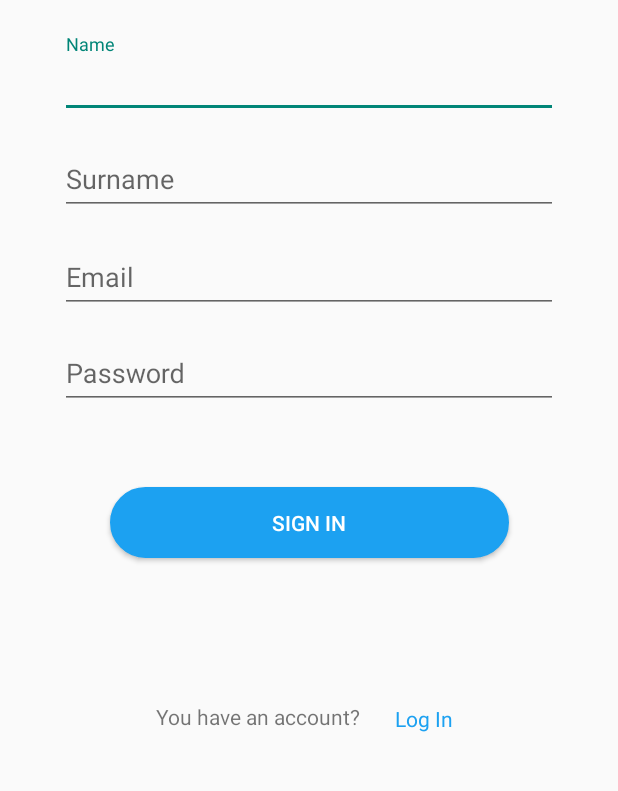
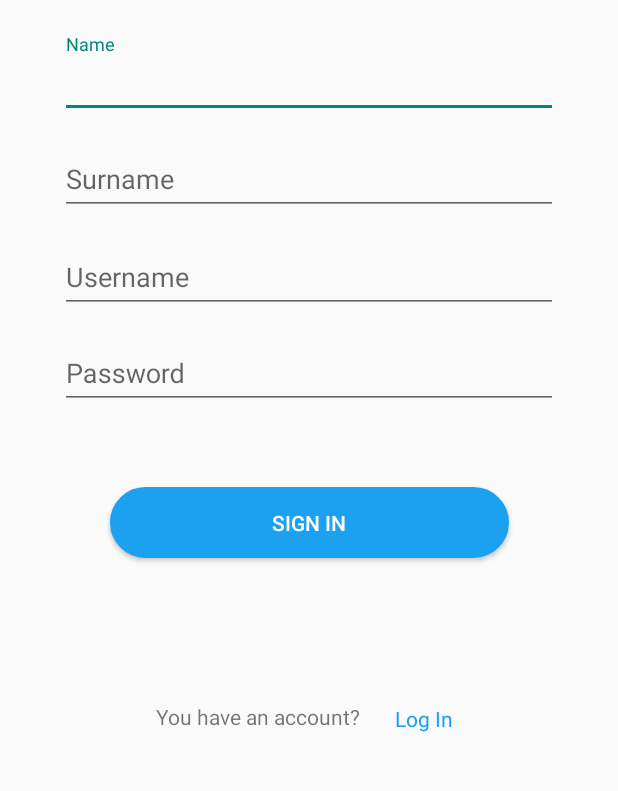
Before and after one commit to mistermboy/Miwtter, an Android app: the SignUpActivity screen opened directly, with no data from a screen before it, on a phone screen of 412 x 824 dp, the part 343-1134 px from its top. Run offline under Robolectric (Android 15) with nearby library versions, the phone set to English and light mode, and no system bars; libraries missing offline, so code that uses them is left out: es.uniovi.miw.

```diff
--- a/src/miwtter-client-android/app/src/main/AndroidManifest.xml
+++ b/src/miwtter-client-android/app/src/main/AndroidManifest.xml
@@ -1,6 +1,8 @@
 <?xml version="1.0" encoding="utf-8"?>
 <manifest xmlns:android="http://schemas.android.com/apk/res/android"
     package="com.example.miwtter">
+
+    <uses-permission android:name="android.permission.INTERNET" />
 
     <application
         android:allowBackup="true"
--- a/src/miwtter-client-android/app/src/main/res/layout/activity_login.xml
+++ b/src/miwtter-client-android/app/src/main/res/layout/activity_login.xml
@@ -18,7 +18,7 @@
         android:layout_marginStart="24dp"
         android:layout_marginTop="300dp"
         android:layout_marginEnd="24dp"
-        android:hint="@string/prompt_email"
+        android:hint="@string/prompt_username"
         android:inputType="textEmailAddress"
         android:selectAllOnFocus="true"
         app:layout_constraintEnd_toEndOf="parent"
--- a/src/miwtter-client-android/app/src/main/res/layout/activity_signup.xml
+++ b/src/miwtter-client-android/app/src/main/res/layout/activity_signup.xml
@@ -61,7 +61,7 @@
         android:layout_marginStart="24dp"
         android:layout_marginTop="365dp"
         android:layout_marginEnd="24dp"
-        android:hint="@string/prompt_email"
+        android:hint="@string/prompt_username"
         android:inputType="textEmailAddress"
         android:selectAllOnFocus="true"
         app:layout_constraintEnd_toEndOf="parent"
@@ -172,7 +172,7 @@
         app:layout_constraintVertical_bias="0.259" />
 
     <TextView
-        android:id="@+id/sign_up_txt"
+        android:id="@+id/login_txt"
         android:layout_width="102dp"
         android:layout_height="22dp"
         android:layout_marginBottom="88dp"
--- a/src/miwtter-client-android/app/src/main/res/values/strings.xml
+++ b/src/miwtter-client-android/app/src/main/res/values/strings.xml
@@ -1,7 +1,7 @@
 <resources>
     <string name="app_name">Miw</string>
     <!-- Strings related to login -->
-    <string name="prompt_email">Email</string>
+    <string name="prompt_username">Username</string>
     <string name="prompt_password">Password</string>
     <string name="action_log_in">Log In</string>
     <string name="action_sign_in">Sign In</string>
```
Also changed, not shown: src/miwtter-client-android/app/src/main/java/com/example/miwtter/SignUpActivity.kt (+33 -1 lines).
